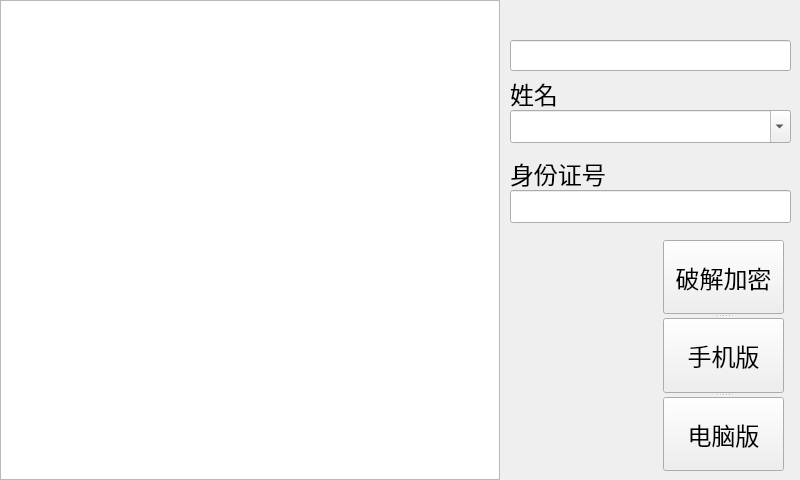
Before: the Qt Designer form mainwindow.ui in jackadam1981/shoujitiku, drawn with Qt 5.
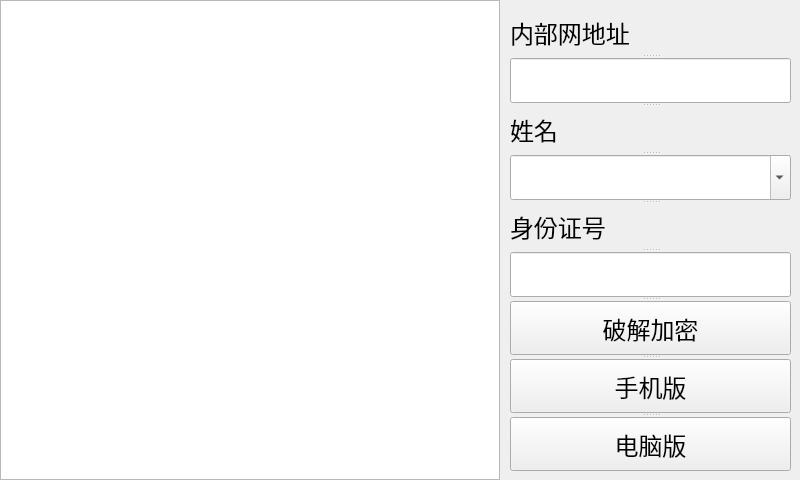
After: the same form once the commit is applied.

Commit message: 1.1,完成内部网答题

Diff of the .ui file:
```diff
--- a/mainwindow.ui
+++ b/mainwindow.ui
@@ -30,34 +30,36 @@
      </font>
     </property>
    </widget>
+   <widget class="QSplitter" name="splitter">
+    <property name="geometry">
+     <rect>
+      <x>510</x>
+      <y>10</y>
+      <width>281</width>
+      <height>461</height>
+     </rect>
+    </property>
+    <property name="orientation">
+     <enum>Qt::Vertical</enum>
+    </property>
+    <widget class="QLabel" name="label_3">
+     <property name="font">
+      <font>
+       <pointsize>18</pointsize>
+      </font>
+     </property>
+     <property name="text">
+      <string>内部网地址</string>
+     </property>
+    </widget>
    <widget class="QLineEdit" name="urlEdit">
-    <property name="geometry">
-     <rect>
-      <x>510</x>
-      <y>40</y>
-      <width>281</width>
-      <height>31</height>
-     </rect>
-    </property>
     <property name="font">
      <font>
-      <family>Arial</family>
-      <pointsize>12</pointsize>
-     </font>
-    </property>
-    <property name="text">
-     <string/>
-    </property>
+       <pointsize>18</pointsize>
+      </font>
+     </property>
    </widget>
    <widget class="QLabel" name="label">
-    <property name="geometry">
-     <rect>
-      <x>510</x>
-      <y>80</y>
-      <width>48</width>
-      <height>27</height>
-     </rect>
-    </property>
     <property name="font">
      <font>
       <family>Arial</family>
@@ -69,14 +71,6 @@
     </property>
    </widget>
    <widget class="QComboBox" name="nameBox">
-    <property name="geometry">
-     <rect>
-      <x>510</x>
-      <y>110</y>
-      <width>281</width>
-      <height>33</height>
-     </rect>
-    </property>
     <property name="font">
      <font>
       <family>Arial</family>
@@ -88,14 +82,6 @@
     </property>
    </widget>
    <widget class="QLabel" name="label_2">
-    <property name="geometry">
-     <rect>
-      <x>510</x>
-      <y>160</y>
-      <width>96</width>
-      <height>27</height>
-     </rect>
-    </property>
     <property name="font">
      <font>
       <family>Arial</family>
@@ -107,14 +93,6 @@
     </property>
    </widget>
    <widget class="QLineEdit" name="numEdit">
-    <property name="geometry">
-     <rect>
-      <x>510</x>
-      <y>190</y>
-      <width>281</width>
-      <height>33</height>
-     </rect>
-    </property>
     <property name="font">
      <font>
       <family>Arial</family>
@@ -128,18 +106,6 @@
      <bool>true</bool>
     </property>
    </widget>
-   <widget class="QSplitter" name="splitter">
-    <property name="geometry">
-     <rect>
-      <x>663</x>
-      <y>240</y>
-      <width>121</width>
-      <height>231</height>
-     </rect>
-    </property>
-    <property name="orientation">
-     <enum>Qt::Vertical</enum>
-    </property>
     <widget class="QPushButton" name="B_uid">
      <property name="font">
       <font>
```
Lines whose indentation alone changed are shown as unchanged. The commit also changes 34 other files.
